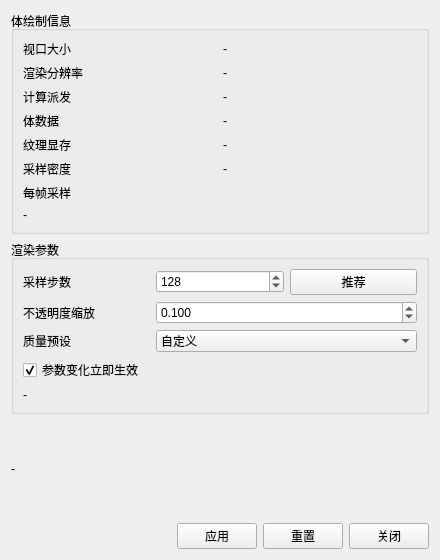
This is Qt/Resources/UI/igQtVolumeRendering.ui in hu-shuhan/editOpeniGame as Qt 5 draws it before an edit. The edited form follows.
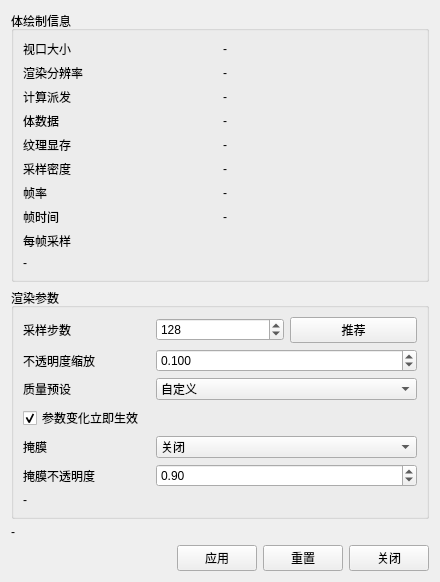
This is the edited form.

Commit message: 体绘制新增掩膜模式（挖空/车壳实体）与掩膜不透明度，面板显示实测帧率与GPU帧时间

The edit to the form file:
```diff
--- a/Qt/Resources/UI/igQtVolumeRendering.ui
+++ b/Qt/Resources/UI/igQtVolumeRendering.ui
@@ -110,14 +110,54 @@
         </property>
        </widget>
       </item>
-      <item row="6" column="0" colspan="2">
+      <item row="6" column="0">
+       <widget class="QLabel" name="label_FpsTitle">
+        <property name="text">
+         <string>帧率</string>
+        </property>
+       </widget>
+      </item>
+      <item row="6" column="1">
+       <widget class="QLabel" name="label_FpsValue">
+        <property name="toolTip">
+         <string>实测帧率。拖动/缩放/改属性时重绘</string>
+        </property>
+        <property name="text">
+         <string>-</string>
+        </property>
+        <property name="textInteractionFlags">
+         <set>Qt::TextSelectableByMouse</set>
+        </property>
+       </widget>
+      </item>
+      <item row="7" column="0">
+       <widget class="QLabel" name="label_FrameTimeTitle">
+        <property name="text">
+         <string>帧时间</string>
+        </property>
+       </widget>
+      </item>
+      <item row="7" column="1">
+       <widget class="QLabel" name="label_FrameTimeValue">
+        <property name="toolTip">
+         <string>GPU 整帧时间(GL_TIME_ELAPSED,平滑值),包含体绘制在内的所有渲染通道</string>
+        </property>
+        <property name="text">
+         <string>-</string>
+        </property>
+        <property name="textInteractionFlags">
+         <set>Qt::TextSelectableByMouse</set>
+        </property>
+       </widget>
+      </item>
+      <item row="8" column="0" colspan="2">
        <widget class="QLabel" name="label_SampleTitle">
         <property name="text">
          <string>每帧采样</string>
         </property>
        </widget>
       </item>
-      <item row="7" column="0" colspan="2">
+      <item row="9" column="0" colspan="2">
        <widget class="QLabel" name="label_SampleValue">
         <property name="text">
          <string>-</string>
@@ -246,6 +286,64 @@
        </widget>
       </item>
       <item row="4" column="0" colspan="3">
+       <widget class="QLabel" name="label_MaskTitle">
+        <property name="toolTip">
+         <string>空白/ghost体素处理方式,需要vtkValidPointMask或vtkGhostType</string>
+        </property>
+        <property name="text">
+         <string>掩膜</string>
+        </property>
+       </widget>
+      </item>
+      <item row="4" column="1" colspan="2">
+       <widget class="QComboBox" name="comboBox_MaskMode">
+        <property name="toolTip">
+         <string>无效体素处理。挖空：完全不贡献；实体：固定颜色绘制</string>
+        </property>
+        <item>
+         <property name="text">
+          <string>关闭</string>
+         </property>
+        </item>
+        <item>
+         <property name="text">
+          <string>挖空</string>
+         </property>
+        </item>
+        <item>
+         <property name="text">
+          <string>实体</string>
+         </property>
+        </item>
+       </widget>
+      </item>
+      <item row="5" column="0">
+       <widget class="QLabel" name="label_ShellOpacityTitle">
+        <property name="text">
+         <string>掩膜不透明度</string>
+        </property>
+       </widget>
+      </item>
+      <item row="5" column="1" colspan="2">
+       <widget class="QDoubleSpinBox" name="doubleSpinBox_ShellOpacity">
+        <property name="decimals">
+         <number>2</number>
+        </property>
+        <property name="minimum">
+         <double>0.010000000000000</double>
+        </property>
+        <property name="maximum">
+         <double>1.000000000000000</double>
+        </property>
+        <property name="singleStep">
+         <double>0.010000000000000</double>
+        </property>
+        <property name="value">
+         <double>0.900000000000000</double>
+        </property>
+       </widget>
+      </item>
+      <item row="6" column="0" colspan="3">
        <widget class="QLabel" name="label_StepsHint">
         <property name="text">
          <string>-</string>
```
Left out of the diff: 12 changed lines with no effect on the pictures. The commit also changes 4 other files.
